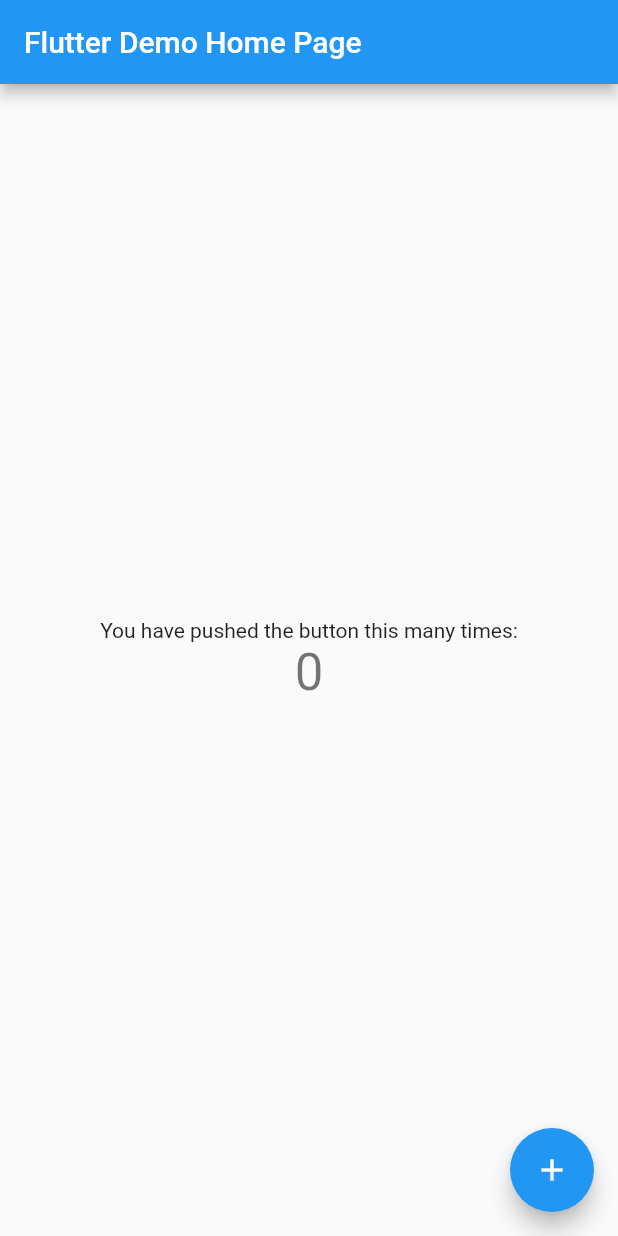
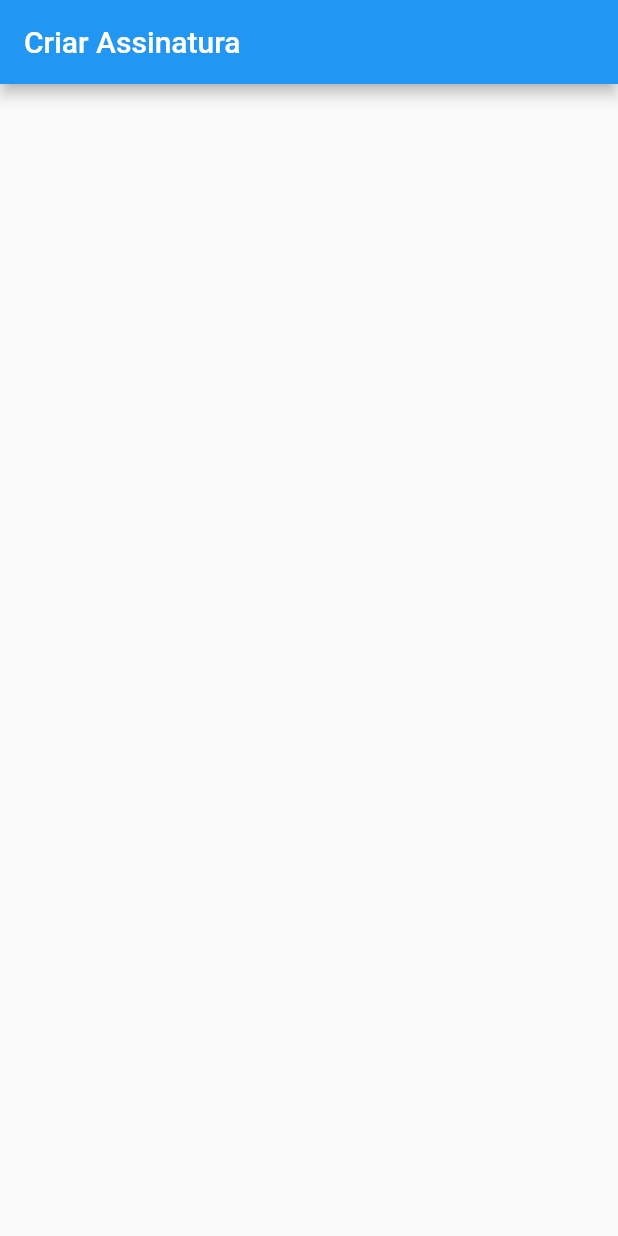
Before and after one commit to AlexandreBessa/subscriber, a Flutter app: the screen it shows after launch, on a phone screen of 412 x 824 dp. Run offline on Flutter 3.47's test engine with Material 2 defaults, Android fonts, the phone set to English and light mode, and no system bars; missing offline and left inert: http_interceptor.

Commit message:
create service and widgets for App

```diff
--- /dev/null
+++ b/mobile/lib/core/app_images.dart
@@ -0,0 +1,3 @@
+class AppImages {
+  static String get logo => "assets/images/subscriber.png";
+}
--- /dev/null
+++ b/mobile/lib/core/app_widget.dart
@@ -0,0 +1,12 @@
+import 'package:flutter/material.dart';
+import 'package:mobile/home/home_page.dart';
+
+class AppWidget extends StatelessWidget {
+  @override
+  Widget build(BuildContext context) {
+    return MaterialApp(
+      title: "Subscriber",
+      home: HomePage(),
+    );
+  }
+}
--- /dev/null
+++ b/mobile/lib/core/core.dart
@@ -0,0 +1,2 @@
+export './app_widget.dart';
+export './app_images.dart';
--- a/mobile/lib/main.dart
+++ b/mobile/lib/main.dart
@@ -1,113 +1,79 @@
 import 'package:flutter/material.dart';
 
 void main() {
-  runApp(MyApp());
+  runApp(SubscriberApp());
 }
 
-class MyApp extends StatelessWidget {
-  // This widget is the root of your application.
+class SignatureList extends StatelessWidget {
   @override
   Widget build(BuildContext context) {
-    return MaterialApp(
-      title: 'Flutter Demo',
-      theme: ThemeData(
-        // This is the theme of your application.
-        //
-        // Try running your application with "flutter run". You'll see the
-        // application has a blue toolbar. Then, without quitting the app, try
-        // changing the primarySwatch below to Colors.green and then invoke
-        // "hot reload" (press "r" in the console where you ran "flutter run",
-        // or simply save your changes to "hot reload" in a Flutter IDE).
-        // Notice that the counter didn't reset back to zero; the application
-        // is not restarted.
-        primarySwatch: Colors.blue,
+    return Scaffold(
+      appBar: AppBar(
+        title: Text('Assinaturas'),
       ),
-      home: MyHomePage(title: 'Flutter Demo Home Page'),
+      body: Column(
+        children: <Widget>[
+          SignatureItem(Signature('Amazon Prime', 9.90)),
+          SignatureItem(Signature('Spotify', 8.50)),
+          SignatureItem(Signature('Office 365', 23.99)),
+        ],
+      ),
+      floatingActionButton: FloatingActionButton(
+        child: Icon(Icons.add),
+      ),
     );
   }
 }
 
-class MyHomePage extends StatefulWidget {
-  MyHomePage({Key key, this.title}) : super(key: key);
-
-  // This widget is the home page of your application. It is stateful, meaning
-  // that it has a State object (defined below) that contains fields that affect
-  // how it looks.
-
-  // This class is the configuration for the state. It holds the values (in this
-  // case the title) provided by the parent (in this case the App widget) and
-  // used by the build method of the State. Fields in a Widget subclass are
-  // always marked "final".
-
-  final String title;
-
+class SubscriberApp extends StatelessWidget {
   @override
-  _MyHomePageState createState() => _MyHomePageState();
+  Widget build(BuildContext context) {
+    return MaterialApp(
+      home: Scaffold(
+        body: SignatureForm(),
+      ),
+    );
+  }
 }
 
-class _MyHomePageState extends State<MyHomePage> {
-  int _counter = 0;
+class SignatureItem extends StatelessWidget {
+  final Signature _signature;
 
-  void _incrementCounter() {
-    setState(() {
-      // This call to setState tells the Flutter framework that something has
-      // changed in this State, which causes it to rerun the build method below
-      // so that the display can reflect the updated values. If we changed
-      // _counter without calling setState(), then the build method would not be
-      // called again, and so nothing would appear to happen.
-      _counter++;
-    });
-  }
+  SignatureItem(this._signature);
 
   @override
   Widget build(BuildContext context) {
-    // This method is rerun every time setState is called, for instance as done
-    // by the _incrementCounter method above.
-    //
-    // The Flutter framework has been optimized to make rerunning build methods
-    // fast, so that you can just rebuild anything that needs updating rather
-    // than having to individually change instances of widgets.
-    return Scaffold(
-      appBar: AppBar(
-        // Here we take the value from the MyHomePage object that was created by
-        // the App.build method, and use it to set our appbar title.
-        title: Text(widget.title),
+    return Card(
+      child: ListTile(
+        leading: Icon(Icons.monetization_on),
+        title: Text(_signature.title.toString()),
+        subtitle: Text(_signature.value.toString()),
       ),
-      body: Center(
-        // Center is a layout widget. It takes a single child and positions it
-        // in the middle of the parent.
-        child: Column(
-          // Column is also a layout widget. It takes a list of children and
-          // arranges them vertically. By default, it sizes itself to fit its
-          // children horizontally, and tries to be as tall as its parent.
-          //
-          // Invoke "debug painting" (press "p" in the console, choose the
-          // "Toggle Debug Paint" action from the Flutter Inspector in Android
-          // Studio, or the "Toggle Debug Paint" command in Visual Studio Code)
-          // to see the wireframe for each widget.
-          //
-          // Column has various properties to control how it sizes itself and
-          // how it positions its children. Here we use mainAxisAlignment to
-          // center the children vertically; the main axis here is the vertical
-          // axis because Columns are vertical (the cross axis would be
-          // horizontal).
-          mainAxisAlignment: MainAxisAlignment.center,
-          children: <Widget>[
-            Text(
-              'You have pushed the button this many times:',
-            ),
-            Text(
-              '$_counter',
-              style: Theme.of(context).textTheme.headline4,
-            ),
-          ],
-        ),
-      ),
-      floatingActionButton: FloatingActionButton(
-        onPressed: _incrementCounter,
-        tooltip: 'Increment',
-        child: Icon(Icons.add),
-      ), // This trailing comma makes auto-formatting nicer for build methods.
     );
   }
 }
+
+class Signature {
+  final String title;
+  final double value;
+  // final String description;
+  // final String type;
+  // final String expireDate;
+  // final bool automaticRenovation;
+  //
+  //   Signature(this.title,  this.value,  this.description,this.type,
+  //  this.expireDate, this.automaticRenovation);
+
+  Signature(this.title, this.value);
+}
+
+class SignatureForm extends StatelessWidget {
+  @override
+  Widget build(BuildContext context) {
+    return Scaffold(
+      appBar: AppBar(
+        title: Text('Criar Assinatura'),
+      ),
+    );
+  }
+}
```
Also changed, not shown: mobile/lib/home/app-bar.dart (added, +11 -0 lines), mobile/lib/home/home_page.dart (added, +18 -0 lines), mobile/lib/services/signatures.dart (added, +28 -0 lines), mobile/lib/splash/splash_page.dart (added, +15 -0 lines), mobile/pubspec.yaml (+5 -34 lines), mobile/assets/images/subscriber.png (added), mobile/pubspec.lock, 5 other files.
